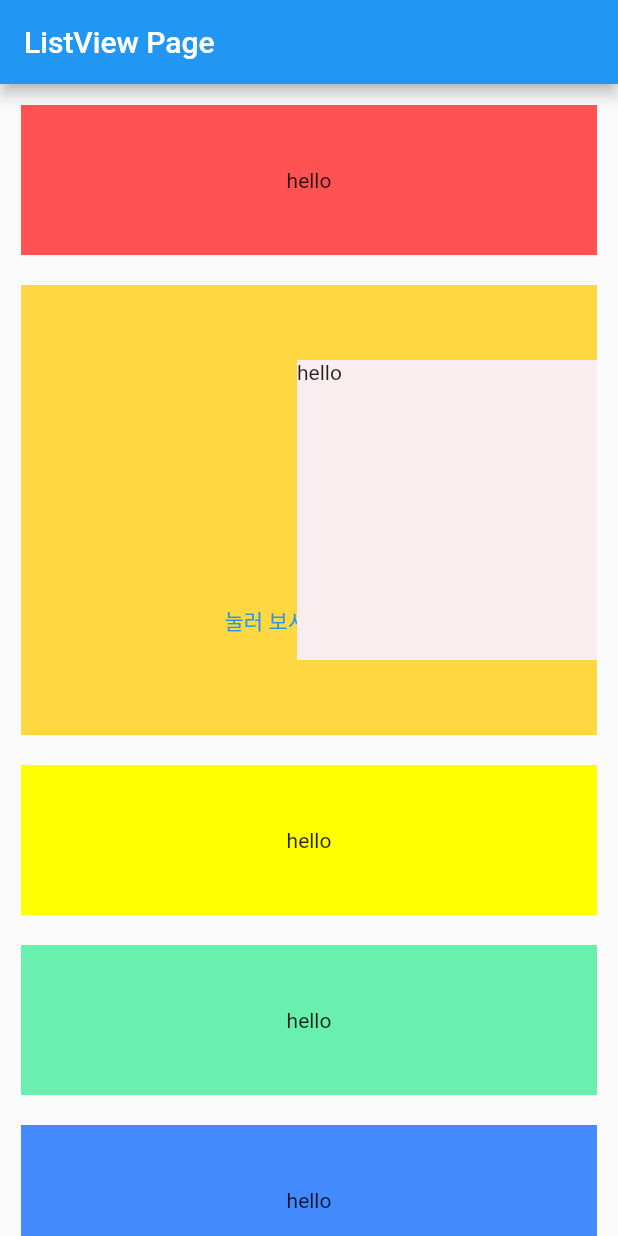
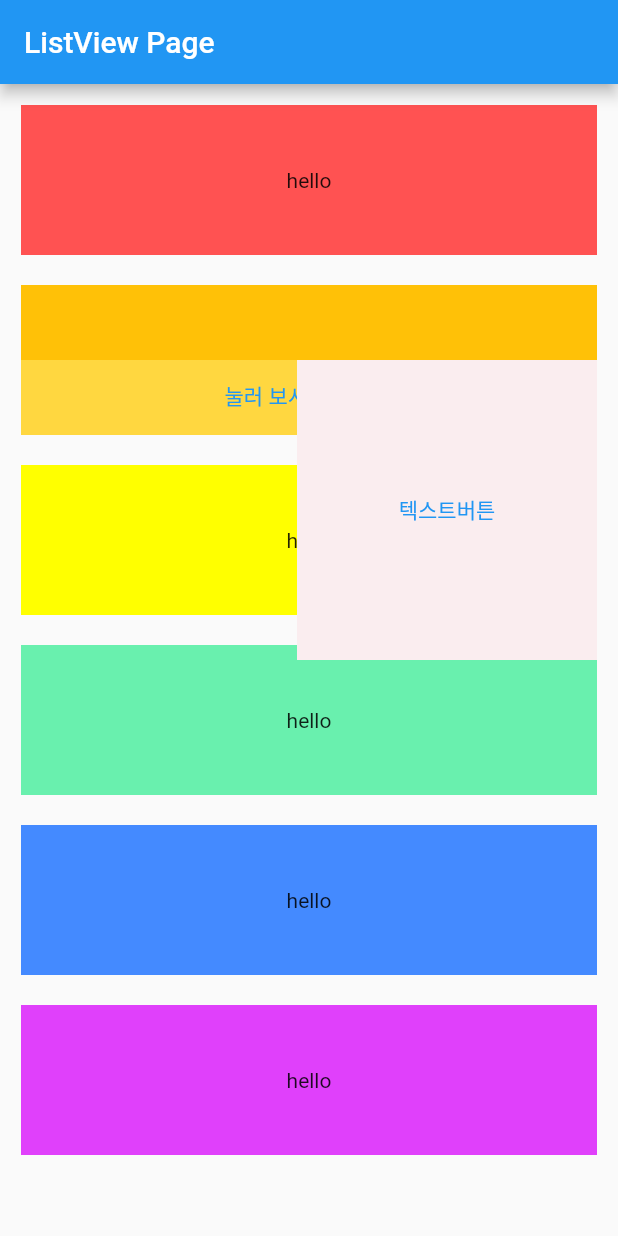
Before and after one commit to reload1bronze/less_is_flutter, a Flutter app: the screen it shows after launch, after a tap on an icon or button, on a phone screen of 412 x 824 dp. Run offline on Flutter 3.47's test engine with Material 2 defaults, Android fonts, the phone set to English and light mode, and no system bars; our stand-ins replace dartz, equatable, font_awesome_flutter.

Commit message:
fix: 리스트뷰아이템 클릭시 생성된 위젯을 다시 클릭시 해당 위젯 숨기기

```diff
--- a/lib/list_view_item.dart
+++ b/lib/list_view_item.dart
@@ -27,7 +27,16 @@ class _ListViewItemState extends State<ListViewItem> {
                 showWhenUnlinked: false,
                 child: Material(
                   child: Container(
-                    child: Text('hello'),
+                    child: TextButton(
+                      child: Text('텍스트버튼'),
+                      onPressed: () {
+                        setState(() {
+                          print('hello');
+                          _overlayEntry!.remove();
+                          isVisible = !isVisible;
+                        });
+                      },
+                    ),
                     color: Color(0x11ff3458),
                     height: 200,
                     width: 10,
@@ -46,7 +55,8 @@ class _ListViewItemState extends State<ListViewItem> {
       child: Column(
         children: [
           Container(
-            height: 200,
+            color: Colors.amber,
+            height: 50,
           ),
           TextButton(
             onPressed: () {
--- a/lib/profile_page.dart
+++ b/lib/profile_page.dart
@@ -28,7 +28,7 @@ class ListViewPage extends StatelessWidget {
           ),
           Container(
             color: Colors.amberAccent,
-            height: 300,
+            height: 100,
             width: 10,
             child: const ListViewItem(),
           ),
```
